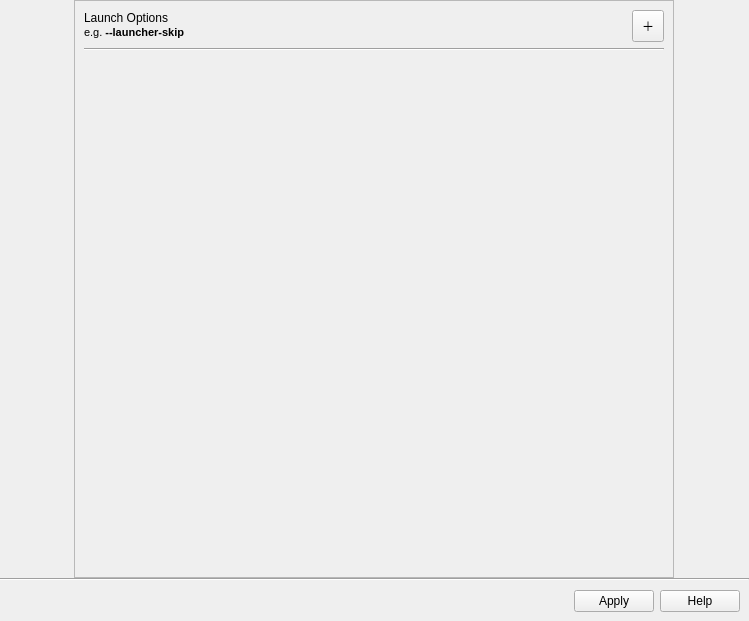
First picture: the form in src/launch_options.ui, repository rfrench3/scopebuddy-gui, before the edit.
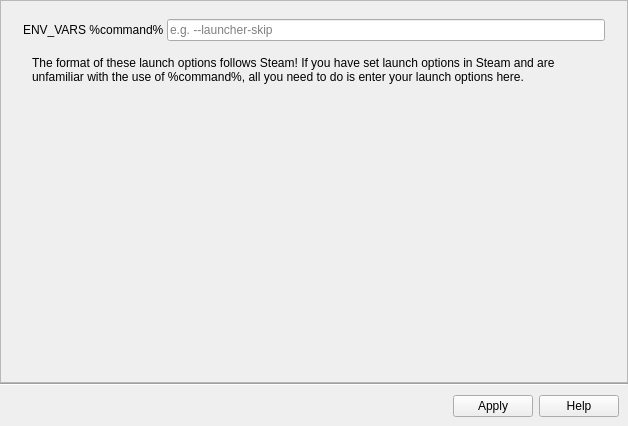
Second picture: the form after the edit. Icons and pictures are not drawn.

Commit message: launch options page now gives a single line to edit, explaining that launch options put into Steam's launch options section can be placed there

```diff
--- a/src/launch_options.ui
+++ b/src/launch_options.ui
@@ -6,8 +6,8 @@
    <rect>
     <x>0</x>
     <y>0</y>
-    <width>749</width>
-    <height>621</height>
+    <width>628</width>
+    <height>426</height>
    </rect>
   </property>
   <property name="windowTitle">
@@ -30,12 +30,10 @@
     <number>0</number>
    </property>
    <item>
-    <layout class="QHBoxLayout" name="horizontalLayout">
-     <item>
-      <widget class="QScrollArea" name="variables_list">
+    <widget class="QScrollArea" name="scrollArea">
        <property name="maximumSize">
         <size>
-         <width>600</width>
+       <width>16777215</width>
          <height>16777215</height>
         </size>
        </property>
@@ -47,105 +45,101 @@
          <rect>
           <x>0</x>
           <y>0</y>
-          <width>600</width>
-          <height>570</height>
+        <width>628</width>
+        <height>377</height>
          </rect>
         </property>
         <layout class="QVBoxLayout" name="verticalLayout_4">
          <item>
-          <layout class="QHBoxLayout" name="top_bar">
+        <layout class="QHBoxLayout" name="horizontalLayout">
+         <property name="bottomMargin">
+          <number>0</number>
+         </property>
            <item>
             <widget class="QWidget" name="widget" native="true">
-             <layout class="QVBoxLayout" name="verticalLayout_3">
-              <property name="spacing">
-               <number>0</number>
-              </property>
-              <property name="leftMargin">
-               <number>0</number>
-              </property>
-              <property name="topMargin">
-               <number>0</number>
-              </property>
-              <property name="rightMargin">
-               <number>0</number>
-              </property>
-              <property name="bottomMargin">
-               <number>0</number>
-              </property>
-              <item>
-               <widget class="QLabel" name="label">
-                <property name="sizePolicy">
-                 <sizepolicy hsizetype="Maximum" vsizetype="Maximum">
-                  <horstretch>0</horstretch>
-                  <verstretch>0</verstretch>
-                 </sizepolicy>
-                </property>
-                <property name="text">
-                 <string>&lt;html&gt;&lt;head/&gt;&lt;body&gt;&lt;p&gt;Launch Options&lt;/p&gt;&lt;/body&gt;&lt;/html&gt;</string>
-                </property>
-               </widget>
-              </item>
-              <item>
-               <widget class="QLabel" name="label_2">
-                <property name="sizePolicy">
-                 <sizepolicy hsizetype="Maximum" vsizetype="Maximum">
-                  <horstretch>0</horstretch>
-                  <verstretch>0</verstretch>
-                 </sizepolicy>
-                </property>
-                <property name="toolTip">
-                 <string>&lt;html&gt;&lt;head/&gt;&lt;body&gt;&lt;p&gt;SteamDeck=1 is an environment variable that tells games to treat your device as a SteamDeck, while SteamDeck=0 tells them to do the opposite. The effects of this are entirely dependent on the game.</string>
-                </property>
-                <property name="text">
-                 <string>&lt;html&gt;&lt;head/&gt;&lt;body&gt;&lt;p&gt;&lt;span style=&quot; font-size:8pt;&quot;&gt;e.g. &lt;/span&gt;&lt;span style=&quot; font-size:8pt; font-weight:700;&quot;&gt;--launcher-skip&lt;/span&gt;&lt;/p&gt;&lt;/body&gt;&lt;/html&gt;</string>
-                </property>
-               </widget>
-              </item>
-             </layout>
-            </widget>
-           </item>
-           <item>
-            <widget class="QToolButton" name="add_entry">
-             <property name="sizePolicy">
-              <sizepolicy hsizetype="Fixed" vsizetype="Fixed">
-               <horstretch>0</horstretch>
-               <verstretch>0</verstretch>
-              </sizepolicy>
-             </property>
              <property name="minimumSize">
               <size>
-               <width>32</width>
-               <height>32</height>
+             <width>0</width>
+             <height>0</height>
               </size>
              </property>
              <property name="maximumSize">
               <size>
-               <width>32</width>
-               <height>32</height>
-              </size>
-             </property>
+             <width>600</width>
+             <height>16777215</height>
+            </size>
+           </property>
+           <layout class="QVBoxLayout" name="verticalLayout_2">
+            <property name="bottomMargin">
+             <number>6</number>
+            </property>
+            <item>
+             <widget class="QWidget" name="widget_37" native="true">
+              <property name="sizePolicy">
+               <sizepolicy hsizetype="Preferred" vsizetype="Minimum">
+                <horstretch>0</horstretch>
+                <verstretch>0</verstretch>
+               </sizepolicy>
+              </property>
+              <layout class="QHBoxLayout" name="horizontalLayout_26" stretch="0,0">
+               <property name="spacing">
+                <number>0</number>
+               </property>
+               <property name="leftMargin">
+                <number>0</number>
+               </property>
+               <property name="topMargin">
+                <number>0</number>
+               </property>
+               <property name="rightMargin">
+                <number>0</number>
+               </property>
+               <property name="bottomMargin">
+                <number>0</number>
+               </property>
+               <item>
+                <widget class="QLabel" name="label_11">
              <property name="text">
-              <string>＋</string>
-             </property>
-             <property name="icon">
-              <iconset theme="QIcon::ThemeIcon::ListAdd"/>
+                  <string>ENV_VARS %command% </string>
+                 </property>
+                </widget>
+               </item>
+               <item>
+                <widget class="QLineEdit" name="lineEdit">
+                 <property name="placeholderText">
+                  <string>e.g. --launcher-skip</string>
              </property>
             </widget>
            </item>
           </layout>
+             </widget>
          </item>
          <item>
-          <widget class="Line" name="line">
-           <property name="orientation">
-            <enum>Qt::Orientation::Horizontal</enum>
-           </property>
-          </widget>
-         </item>
+             <widget class="QWidget" name="widget_scb_auto_2" native="true">
+              <property name="sizePolicy">
+               <sizepolicy hsizetype="Preferred" vsizetype="Maximum">
+                <horstretch>0</horstretch>
+                <verstretch>0</verstretch>
+               </sizepolicy>
+              </property>
+              <property name="toolTip">
+               <string>&lt;html&gt;&lt;head/&gt;&lt;body&gt;&lt;p&gt;Check the ScopeBuddy GUI documentation for more detailed information!&lt;/p&gt;&lt;/body&gt;&lt;/html&gt;</string>
+              </property>
+              <layout class="QVBoxLayout" name="verticalLayout_33">
+               <property name="spacing">
+                <number>6</number>
+               </property>
          <item>
-          <widget class="QWidget" name="additional_entries" native="true">
-           <layout class="QVBoxLayout" name="verticalLayout_5">
+                <widget class="QWidget" name="widget_39" native="true">
+                 <property name="sizePolicy">
+                  <sizepolicy hsizetype="Preferred" vsizetype="Minimum">
+                   <horstretch>0</horstretch>
+                   <verstretch>0</verstretch>
+                  </sizepolicy>
+                 </property>
+                 <layout class="QHBoxLayout" name="horizontalLayout_28" stretch="0">
             <property name="spacing">
-             <number>0</number>
+                   <number>6</number>
             </property>
             <property name="leftMargin">
              <number>0</number>
@@ -159,6 +153,19 @@
             <property name="bottomMargin">
              <number>0</number>
             </property>
+                  <item>
+                   <widget class="QLabel" name="label_13">
+                    <property name="text">
+                     <string>&lt;html&gt;&lt;head/&gt;&lt;body&gt;&lt;p&gt;The format of these launch options follows Steam! If you have set launch options in Steam and are unfamiliar with the use of %command%, all you need to do is enter your launch options here.&lt;/p&gt;&lt;/body&gt;&lt;/html&gt;</string>
+                    </property>
+                    <property name="wordWrap">
+                     <bool>true</bool>
+                    </property>
+                   </widget>
+                  </item>
+                 </layout>
+                </widget>
+               </item>
            </layout>
           </widget>
          </item>
@@ -170,16 +177,19 @@
            <property name="sizeHint" stdset="0">
             <size>
              <width>20</width>
-             <height>496</height>
+                <height>40</height>
             </size>
            </property>
           </spacer>
          </item>
         </layout>
        </widget>
-      </widget>
-     </item>
-    </layout>
+         </item>
+        </layout>
+       </item>
+      </layout>
+     </widget>
+    </widget>
    </item>
    <item>
     <widget class="Line" name="line_2">
@@ -196,7 +206,7 @@
        <verstretch>0</verstretch>
       </sizepolicy>
      </property>
-     <layout class="QVBoxLayout" name="verticalLayout_6">
+     <layout class="QHBoxLayout" name="horizontalLayout_2">
       <item>
        <widget class="QDialogButtonBox" name="buttonBox">
         <property name="orientation">
```
Lines whose indentation alone changed are shown as unchanged. The commit also changes 3 other files.
